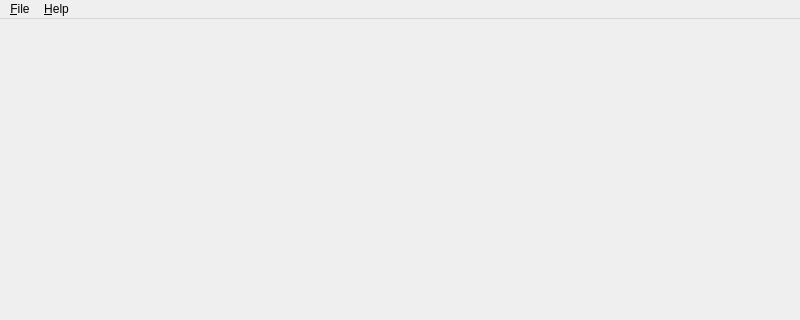
Qt form src/widgets/ui/MainWindow.ui (MusculoskeletalAtlasProject/mapclient-archived) before a commit; both pictures show x 0 to 800 and y 0 to 320 of the 800 by 600 pixel window.
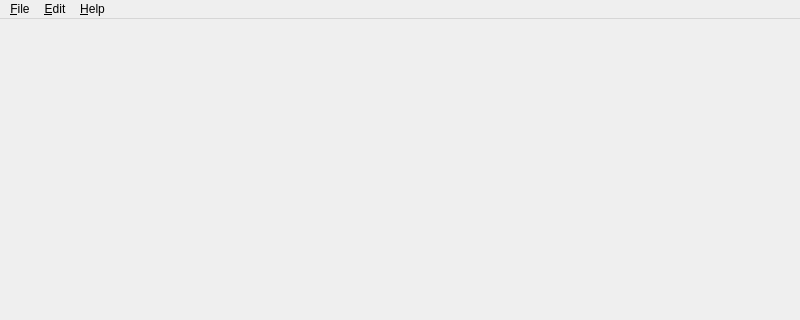
The same form after that commit. Icons and pictures are not drawn.

Commit message: Updating MainWindow.ui to include edit menu.

Patch:
```diff
--- a/src/widgets/ui/MainWindow.ui
+++ b/src/widgets/ui/MainWindow.ui
@@ -49,7 +49,13 @@
     <addaction name="separator"/>
     <addaction name="action_Quit"/>
    </widget>
+   <widget class="QMenu" name="menu_Edit">
+    <property name="title">
+     <string>&amp;Edit</string>
+    </property>
+   </widget>
    <addaction name="menu_File"/>
+   <addaction name="menu_Edit"/>
    <addaction name="menu_Help"/>
   </widget>
   <widget class="QStatusBar" name="statusbar"/>
```
The commit also changes 1 other file.
